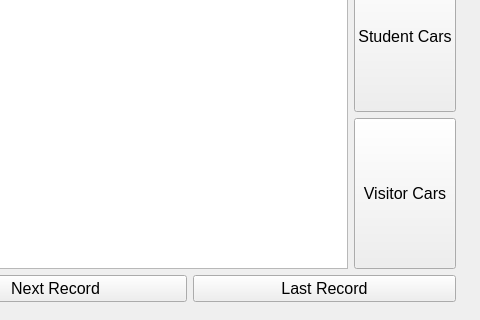
First picture: the form in carpark.ui, repository Karelak/Car-Park, before the edit; both pictures show x 645 to 1125 and y 430 to 750 of the 1125 by 750 pixel window.
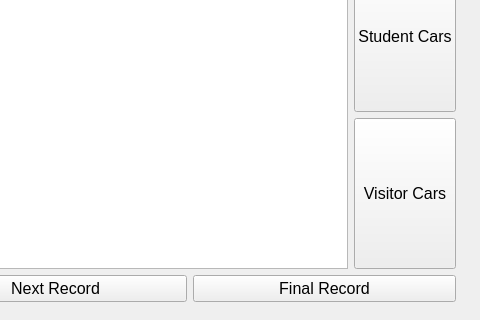
Second picture: the form after the edit. Icons and pictures are not drawn.

Commit message: update label from 'Last Record' to 'Final Record'

Diff of the .ui file:
```diff
--- a/carpark.ui
+++ b/carpark.ui
@@ -191,7 +191,7 @@
          </sizepolicy>
         </property>
         <property name="text">
-         <string>Last Record</string>
+         <string>Final Record</string>
         </property>
         <property name="default">
          <bool>false</bool>
```
The commit also changes 2 other files.
